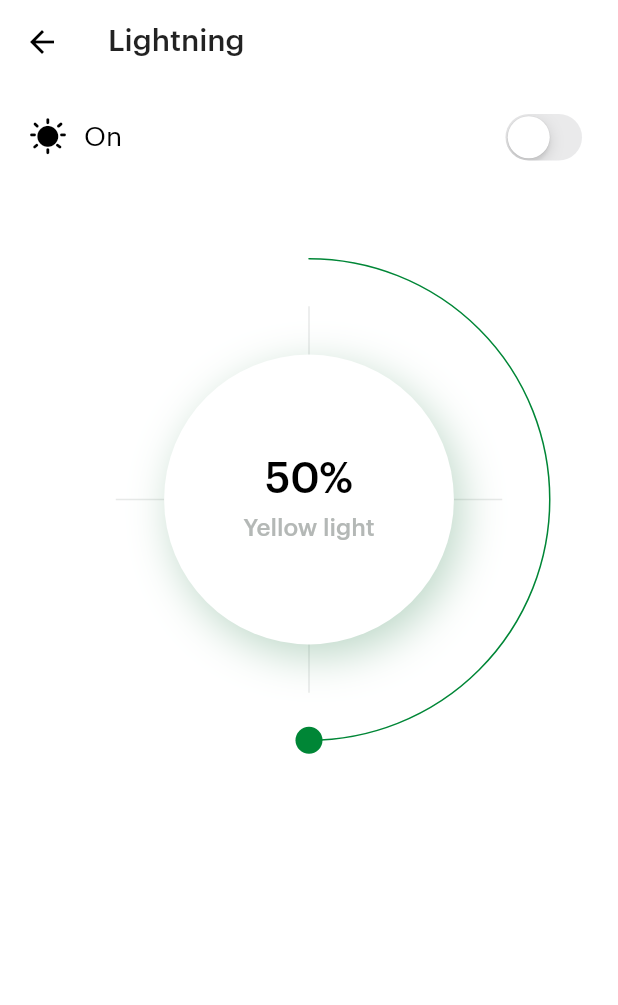
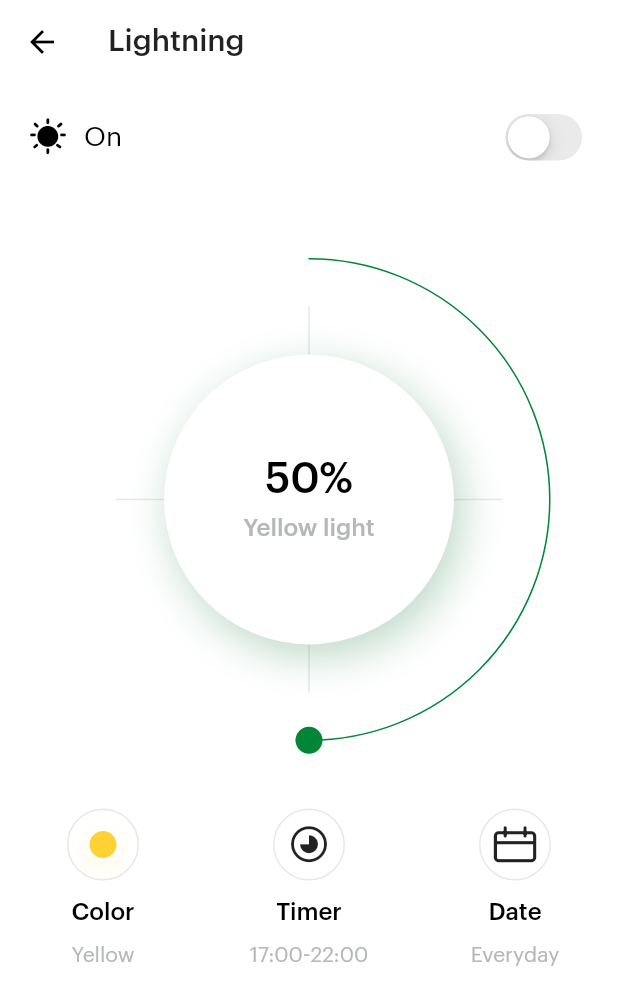
Before and after one commit to shushper/greenhouses, a Flutter app: the LightningScreen screen opened directly with empty values, on a phone screen of 412 x 824 dp. Shown: the top 1005 px of the screen. Run offline on Flutter 3.47's test engine with Material 2 defaults, Android fonts, the phone set to English and light mode, and no system bars; drawn by our look-alikes of sleek_circular_slider; missing offline and left inert: flutter_statusbarcolor.

```diff
--- a/lib/design/icons.dart
+++ b/lib/design/icons.dart
@@ -28,4 +28,6 @@ class GreenhousesIcons {
   static const IconData temperature = IconData(0xe804, fontFamily: _kFontFam, fontPackage: _kFontPkg);
   static const IconData watering = IconData(0xe805, fontFamily: _kFontFam, fontPackage: _kFontPkg);
   static const IconData ventilation = IconData(0xe806, fontFamily: _kFontFam, fontPackage: _kFontPkg);
+  static const IconData timer = IconData(0xe808, fontFamily: _kFontFam, fontPackage: _kFontPkg);
+  static const IconData date = IconData(0xe809, fontFamily: _kFontFam, fontPackage: _kFontPkg);
 }
--- a/lib/screens/lightning_screen.dart
+++ b/lib/screens/lightning_screen.dart
@@ -40,7 +40,8 @@ class _LightningScreenState extends State<LightningScreen> {
               });
             },
           ),
-          LightningControl()
+          LightningControl(),
+          SettingsSection()
         ],
       ),
     );
@@ -161,10 +162,9 @@ class LightningInnerWidget extends StatelessWidget {
                 Text(
                   'Yellow light',
                   style: TextStyle(
-                    fontSize: 16,
-                    fontWeight: FontWeight.w500,
-                    color: GreenhousesColors.grayText
-                  ),
+                      fontSize: 16,
+                      fontWeight: FontWeight.w500,
+                      color: GreenhousesColors.grayText),
                 )
               ],
             ),
@@ -176,7 +176,6 @@ class LightningInnerWidget extends StatelessWidget {
 }
 
 class CrossLinesPainter extends CustomPainter {
-
   @override
   void paint(Canvas canvas, Size size) {
     final paint = Paint()
@@ -197,5 +196,105 @@ class CrossLinesPainter extends CustomPainter {
   bool shouldRepaint(CustomPainter oldDelegate) {
     return false;
   }
+}
 
+class SettingsSection extends StatelessWidget {
+  static const _kTitleStyle = TextStyle(
+      fontWeight: FontWeight.w500,
+      color: GreenhousesColors.blackMediumText,
+      fontSize: 16);
+
+  static const _kValueStyle = TextStyle(
+      fontWeight: FontWeight.w400,
+      color: GreenhousesColors.grayText,
+      fontSize: 14);
+
+  @override
+  Widget build(BuildContext context) {
+    return Table(
+      children: [
+        TableRow(children: [
+          CircleColor(Color(0xFFFFD233)),
+          CircleIcon(GreenhousesIcons.timer),
+          CircleIcon(GreenhousesIcons.date),
+        ]),
+        TableRow(children: [
+          SizedBox(height: 12),
+          SizedBox(height: 12),
+          SizedBox(height: 12)
+        ]),
+        TableRow(children: [
+          Text('Color', style: _kTitleStyle, textAlign: TextAlign.center),
+          Text('Timer', style: _kTitleStyle, textAlign: TextAlign.center),
+          Text('Date', style: _kTitleStyle, textAlign: TextAlign.center),
+        ]),
+        TableRow(children: [
+          SizedBox(height: 12),
+          SizedBox(height: 12),
+          SizedBox(height: 12)
+        ]),
+        TableRow(children: [
+          Text('Yellow', style: _kValueStyle, textAlign: TextAlign.center),
+          Text('17:00-22:00', style: _kValueStyle, textAlign: TextAlign.center),
+          Text('Everyday', style: _kValueStyle, textAlign: TextAlign.center),
+        ]),
+      ],
+    );
+  }
 }
+
+class CircleColor extends StatelessWidget {
+  final Color color;
+
+  CircleColor(this.color);
+
+  @override
+  Widget build(BuildContext context) {
+    return Container(
+      width: 48,
+      height: 48,
+      decoration: ShapeDecoration(
+        shape: CircleBorder(
+          side: BorderSide(color: GreenhousesColors.border),
+        ),
+      ),
+      child: Center(
+        child: Container(
+          width: 22,
+          height: 22,
+          decoration: ShapeDecoration(
+            color: color,
+            shadows: [
+              BoxShadow(
+                color: color.withAlpha(40),
+                offset: Offset(0, 4),
+                blurRadius: 10
+              )
+            ],
+            shape: CircleBorder(
+              side: BorderSide(color: Colors.white, width: 2),
+            ),
+          ),
+        ),
+      ),
+    );
+  }
+}
+
+class CircleIcon extends StatelessWidget {
+  final IconData iconData;
+
+  CircleIcon(this.iconData);
+
+  @override
+  Widget build(BuildContext context) {
+    return Container(
+      width: 48,
+      height: 48,
+      decoration: ShapeDecoration(
+          shape:
+              CircleBorder(side: BorderSide(color: GreenhousesColors.border))),
+      child: Icon(iconData),
+    );
+  }
+}
```
Also changed, not shown: assets/fonts/GreenhousesIcons.ttf.
